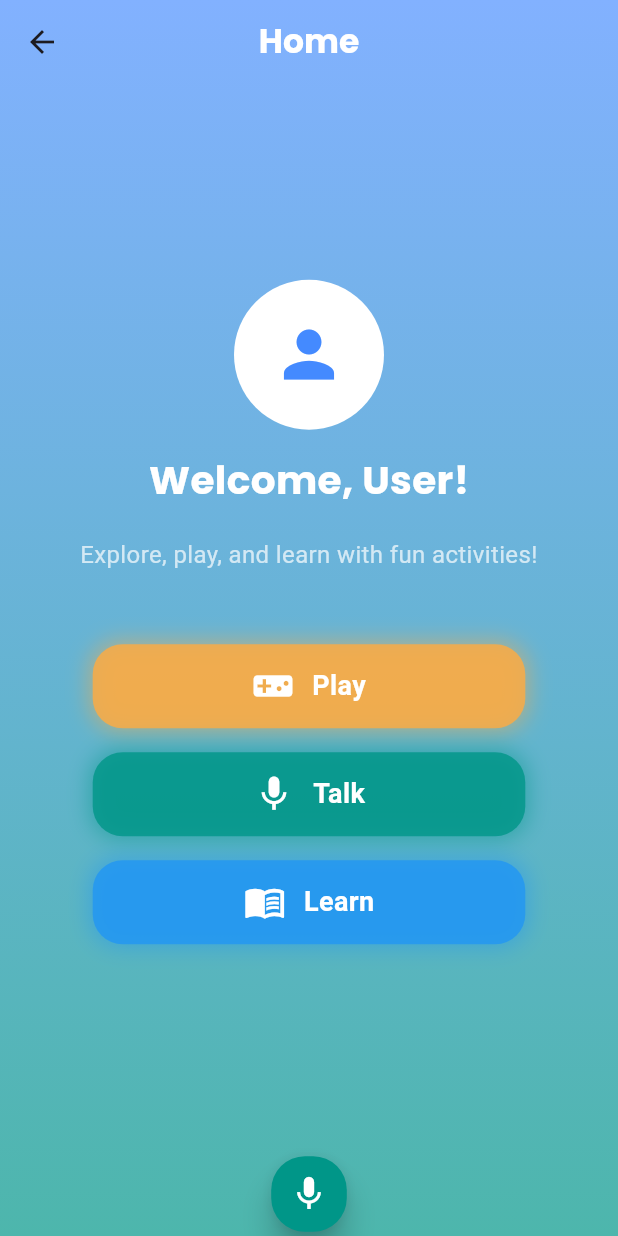
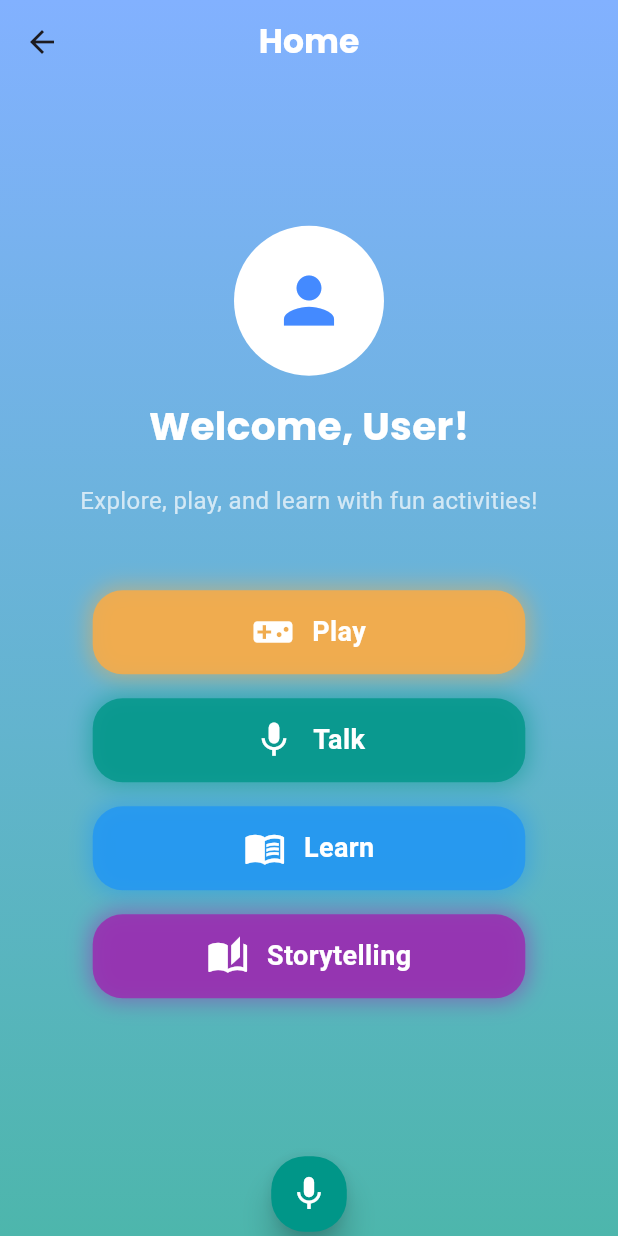
Before and after one commit to xxiimcha/abcdigikids-updated, a Flutter app: the HomeScreen screen opened by its route, on a phone screen of 412 x 824 dp. Run offline on Flutter 3.47's test engine with Material 3 defaults, Android fonts, the phone set to English and light mode, and no system bars; our stand-ins replace audioplayers, cloud_firestore, confetti, firebase_auth, firebase_core, flutter_tts and 2 more; accounts and stored records are empty.

Commit message:
Added Story Telling button

```diff
--- a/lib/pages/home_screen.dart
+++ b/lib/pages/home_screen.dart
@@ -120,6 +120,7 @@ class _HomeScreenState extends State<HomeScreen> with TickerProviderStateMixin {
         _buildActionButton(Icons.videogame_asset, "Play", Colors.orangeAccent, 0),
         _buildActionButton(Icons.mic, "Talk", Colors.teal, 1),
         _buildActionButton(Icons.menu_book, "Learn", Colors.blue, 2),
+        _buildActionButton(Icons.auto_stories, "Storytelling", Colors.purple, 3), // New Storytelling button
       ],
     );
   }
```
